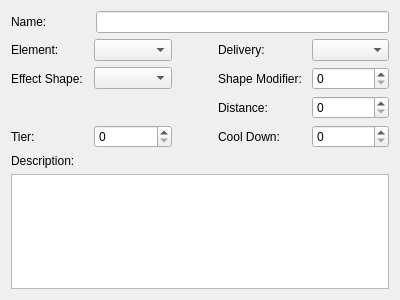
This is Data/EditorFiles/Editors/ui/PowerEditor.ui in griusfux/conceptrpg2 as Qt 5 draws it before an edit. The edited form follows.
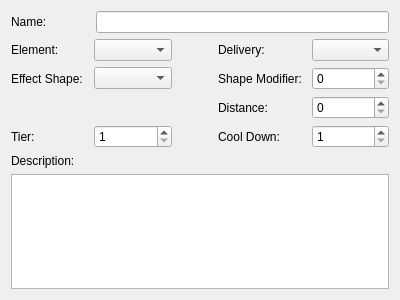
This is the edited form.

Commit message: Tweaking the mins and maxs for the power editor's shape modifier, tier and cool down.

```diff
--- a/Data/EditorFiles/Editors/ui/PowerEditor.ui
+++ b/Data/EditorFiles/Editors/ui/PowerEditor.ui
@@ -77,7 +77,11 @@
      <item row="5" column="6">
       <layout class="QHBoxLayout" name="horizontalLayout">
        <item>
-        <widget class="QSpinBox" name="cool_down"/>
+        <widget class="QSpinBox" name="cool_down">
+         <property name="minimum">
+          <number>1</number>
+         </property>
+        </widget>
        </item>
       </layout>
      </item>
@@ -88,7 +92,14 @@
       <widget class="QComboBox" name="effect_shape"/>
      </item>
      <item row="5" column="1">
-      <widget class="QSpinBox" name="tier"/>
+      <widget class="QSpinBox" name="tier">
+       <property name="minimum">
+        <number>1</number>
+       </property>
+       <property name="maximum">
+        <number>5</number>
+       </property>
+      </widget>
      </item>
      <item row="3" column="3">
       <widget class="QLabel" name="label_2">
```
Left out of the diff: 6 changed lines with no effect on the pictures. The commit also changes 1 other file.
